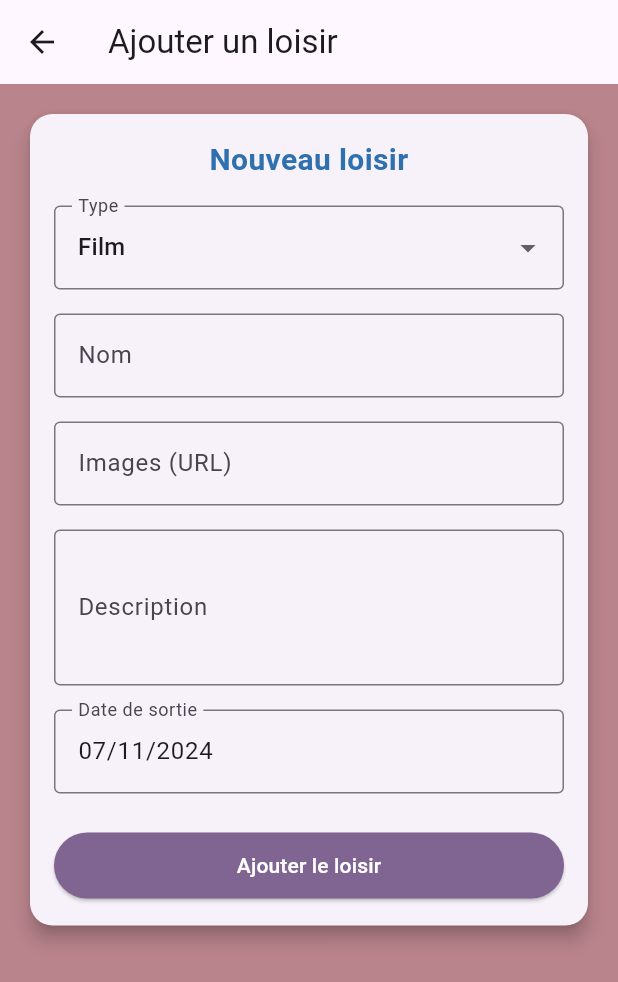
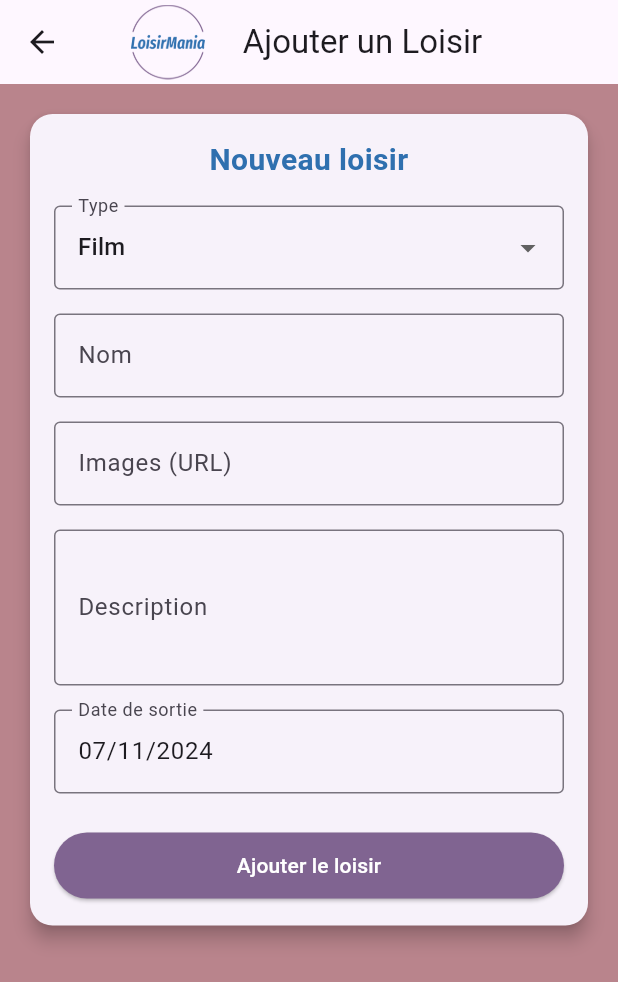
Before and after one commit to Yamnyr/Flutter-LoisirMania, a Flutter app: the screen it shows after launch, item 3 of the bottom bar chosen, on a phone screen of 412 x 824 dp. Shown: the top 982 px of the screen. Run offline on Flutter 3.47's test engine with Material 3 defaults, Android fonts, the phone set to English and light mode, and no system bars; our stand-ins replace flutter_rating_bar; network calls fail.

```diff
--- a/flutter_app/lib/add_loisir_page.dart
+++ b/flutter_app/lib/add_loisir_page.dart
@@ -58,7 +58,17 @@ class _AddLoisirPageState extends State<AddLoisirPage> {
   Widget build(BuildContext context) {
     return Scaffold(
       appBar: AppBar(
-        title: Text('Ajouter un loisir'),
+        title: Row(
+          // mainAxisAlignment: MainAxisAlignment.center,
+          children: [
+            Image.asset(
+              'assets/images/logo.png',
+              height: 50, // Adjust the height according to your needs
+            ),
+            SizedBox(width: 10),
+            Text('Ajouter un Loisir'),
+          ],
+        ),
       ),
       body: _isLoading
           ? Center(child: CircularProgressIndicator())
--- a/flutter_app/pubspec.yaml
+++ b/flutter_app/pubspec.yaml
@@ -61,6 +61,9 @@ flutter:
   # the material Icons class.
   uses-material-design: true
 
+  assets:
+    - assets/images/logo.png
+
   # To add assets to your application, add an assets section, like this:
   # assets:
   #   - images/a_dot_burr.jpeg
```
Also changed, not shown: flutter_app/lib/accueil_page.dart (+11 -1 lines), flutter_app/lib/edit_loisir_page.dart (+13 -3 lines), flutter_app/lib/list_loisir_page.dart (+11 -1 lines), flutter_app/assets/images/logo.png (added).
